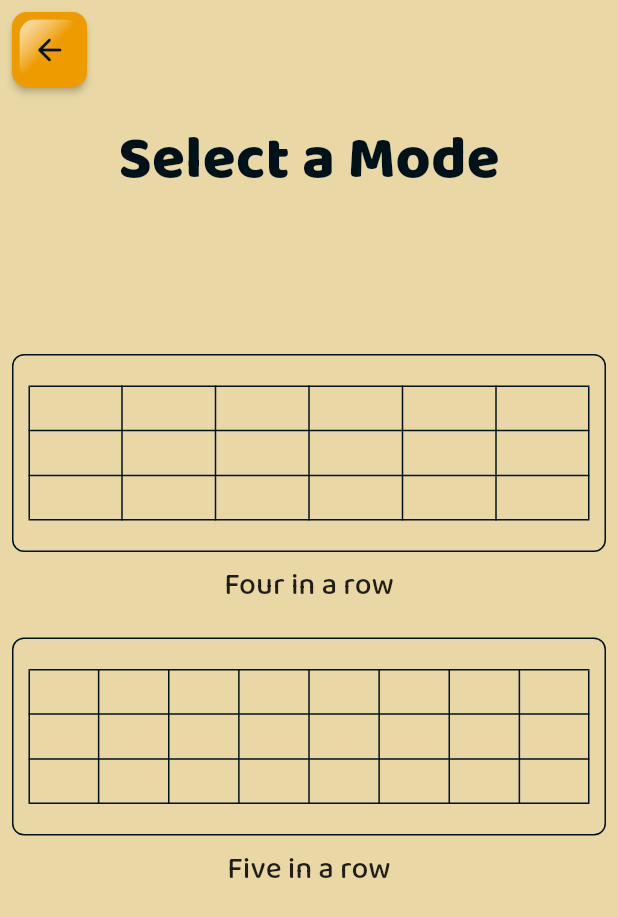
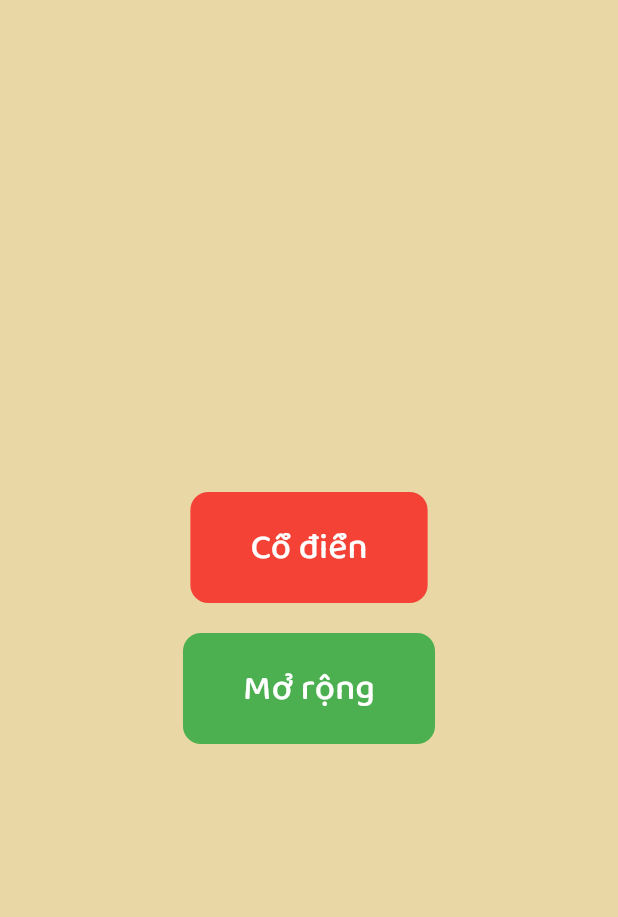
Before and after one commit to tumble29/flutter_loto, a Flutter app: the SelectModeScreen screen opened directly, on a phone screen of 412 x 824 dp. Shown: the top 917 px of the screen. Run offline on Flutter 3.47's test engine with Material 3 defaults, Android fonts, the phone set to English and light mode, and no system bars; our stand-ins replace audioplayers, google_fonts, just_audio, screenshot and 1 more; generated files the repository leaves out were written again.

Commit message:
simple version

```diff
--- a/lib/screens/screens.dart
+++ b/lib/screens/screens.dart
@@ -2,3 +2,4 @@ export 'intro.dart';
 export 'select_mode_screen.dart';
 export 'settings_screen.dart';
 export 'select_player_number_screen.dart';
+export 'LotoScreen.dart';
--- a/lib/screens/select_mode_screen.dart
+++ b/lib/screens/select_mode_screen.dart
@@ -1,80 +1,71 @@
 import 'package:flutter/material.dart';
-
-import '/enums/enums.dart';
-import '/gen/gen.dart';
 import '/styles/styles.dart';
 import '/widgets/widgets.dart';
-import 'screens.dart';
+import '/screens/LotoScreen.dart'; // Đảm bảo đường dẫn đến file LotoScreen đúng
 
 class SelectModeScreen extends StatelessWidget {
   const SelectModeScreen({super.key});
 
   @override
   Widget build(BuildContext context) {
-    final t = Translations.of(context);
-    void onGameModeSelected(GameModeEnum gameMode) {
-      switch (gameMode) {
-        case GameModeEnum.large:
-          break;
-        case GameModeEnum.medium:
-          break;
-      }
+    void onGameModeSelected(String gameMode) {
+      // Chuyển hướng đến màn hình LotoScreen với thông tin chế độ chơi
       Navigator.push(
         context,
         MaterialPageRoute(
-            builder: (context) => SelectPlayerNumberScreen(),
-          ));
+          builder: (context) => LotoScreen(mode: gameMode),
+        ),
+      );
     }
 
     return Scaffold(
       backgroundColor: AppColors.background,
       body: SafeArea(
-        child: Padding(
-          padding: const EdgeInsets.all(8.0),
+        child: Center(
           child: Column(
-            crossAxisAlignment: CrossAxisAlignment.start,
-            children: [
-              const CustomBackButton(),
-              const SizedBox(height: 20),
-              Center(
-                child: Text(
-                  t.selectMode.select_mode,
-                  style: const TextStyle(
-                      fontWeight: FontWeight.w900,
-                      fontSize: 40,
-                      color: AppColors.text),
-                ),
-              ),
-              const Spacer(),
-              ...GameModeEnum.values.map(
-                (mode) {
-                  return Column(
+            mainAxisAlignment: MainAxisAlignment.center,
             children: [
               MaterialButton(
                 padding: EdgeInsets.zero,
                 splashColor: Colors.transparent,
-                        onPressed: () => onGameModeSelected(mode),
-                        child: Column(
-                          children: [
-                            LotoSheet(
-                              color: LotoColors[mode.index],
-                              rowSize: mode.description.rowSize,
-                              columnSize: 1,
+                onPressed: () => onGameModeSelected('Cổ điển'),
+                child: Container(
+                  padding:
+                      const EdgeInsets.symmetric(vertical: 20, horizontal: 40),
+                  decoration: BoxDecoration(
+                    borderRadius: BorderRadius.circular(12),
+                    color: Colors.red,
                   ),
-                            const SizedBox(height: 8),
-                            Center(
-                              child: Text(mode.description.name,
-                                  style: const TextStyle(fontSize: 20)),
-                            ),
-                          ],
+                  child: const Text(
+                    'Cổ điển',
+                    style: TextStyle(
+                      fontSize: 24,
+                      color: Colors.white,
                     ),
                   ),
-                      const SizedBox(height: 20),
-                    ],
-                  );
-                },
                 ),
-              const Spacer(flex: 2),
+              ),
+              const SizedBox(height: 20), // Khoảng cách giữa hai nút
+              MaterialButton(
+                padding: EdgeInsets.zero,
+                splashColor: Colors.transparent,
+                onPressed: () => onGameModeSelected('Mở rộng'),
+                child: Container(
+                  padding:
+                      const EdgeInsets.symmetric(vertical: 20, horizontal: 40),
+                  decoration: BoxDecoration(
+                    borderRadius: BorderRadius.circular(12),
+                    color: Colors.green,
+                  ),
+                  child: const Text(
+                    'Mở rộng',
+                    style: TextStyle(
+                      fontSize: 24,
+                      color: Colors.white,
+                    ),
+                  ),
+                ),
+              ),
             ],
           ),
         ),
--- a/lib/widgets/loto_sheet.dart
+++ b/lib/widgets/loto_sheet.dart
@@ -2,23 +2,15 @@ import 'package:flutter/material.dart';
 import '../styles/app_colors.dart';
 import '/widgets/loto_table.dart';
 
-const LotoColors = [
-  Colors.red,
-  Colors.orange,
-  Colors.purple,
-  Colors.green,
-  Colors.grey,
-];
+class LotoSheet extends StatelessWidget {
+  final List<List<int?>> board; // Bảng dữ liệu 2D
+  final Color color;
 
-class LotoSheet extends StatelessWidget {
-  final int rowSize;
-  final int columnSize;
-  final Color color;
-  const LotoSheet(
-      {super.key,
-      required this.rowSize,
-      required this.columnSize,
-      required this.color});
+  const LotoSheet({
+    super.key,
+    required this.board,
+    required this.color,
+  });
 
   @override
   Widget build(BuildContext context) {
@@ -29,15 +21,11 @@ class LotoSheet extends StatelessWidget {
         color: AppColors.background,
         border: Border.all(color: AppColors.text, width: 1),
       ),
-      child: Column(
-        children: List.generate(
-          columnSize,
-          (index) {
-            return Padding(
-              padding: const EdgeInsets.all(10),
-              child: LotoTable(color: color, rowSize: rowSize),
-            );
-          },
+      child: Padding(
+        padding: const EdgeInsets.all(10),
+        child: LotoTable(
+          color: color,
+          board: board,
         ),
       ),
     );
--- a/pubspec.yaml
+++ b/pubspec.yaml
@@ -20,6 +20,7 @@ dependencies:
   qr_flutter: ^4.1.0
   flutter_localizations:
     sdk: flutter
+  audioplayers: ^6.1.0
 
 dev_dependencies:
   flutter_test:
```
Also changed, not shown: lib/screens/LotoScreen.dart (added, +188 -0 lines), lib/utils/loto_generator.dart (+44 -2 lines), lib/widgets/loto_table.dart (+24 -10 lines), 65 other files. Lines whose indentation alone changed are shown as unchanged.
